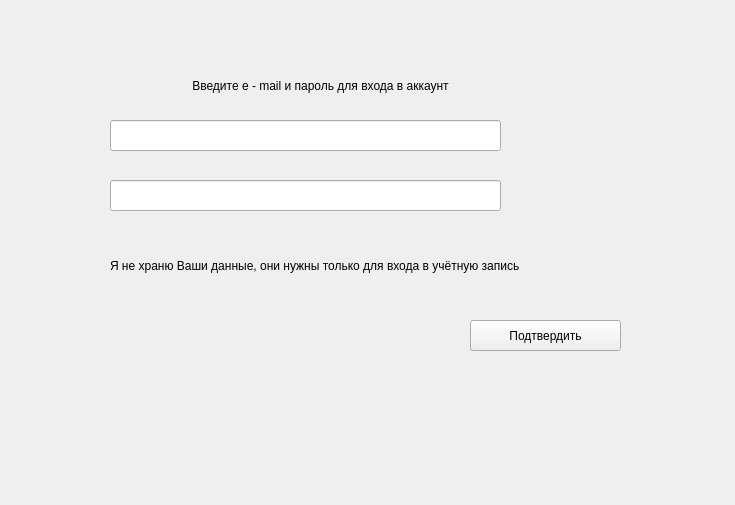
The window that registrate.ui (moiz303/google_downloader) describes before a commit, drawn with Qt 5.
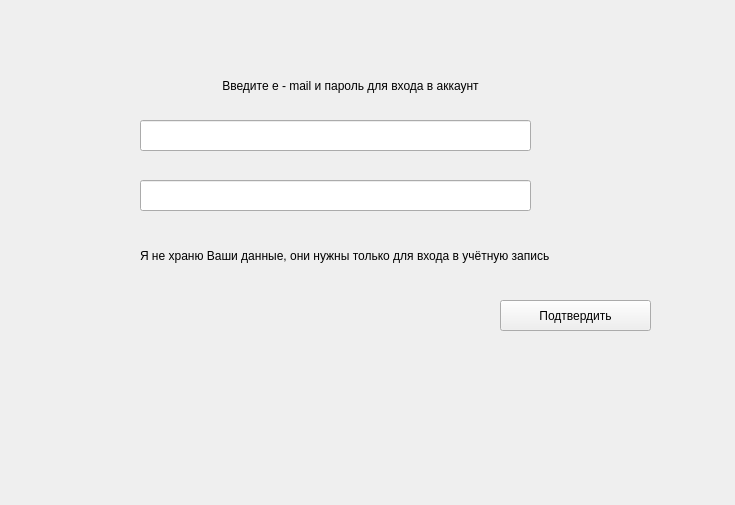
The same window after the commit.

```diff
--- a/registrate.ui
+++ b/registrate.ui
@@ -16,7 +16,7 @@
   <widget class="QLabel" name="label">
    <property name="geometry">
     <rect>
-     <x>110</x>
+     <x>140</x>
      <y>70</y>
      <width>421</width>
      <height>31</height>
@@ -32,8 +32,8 @@
   <widget class="QPushButton" name="confirm">
    <property name="geometry">
     <rect>
-     <x>470</x>
-     <y>320</y>
+     <x>500</x>
+     <y>300</y>
      <width>151</width>
      <height>31</height>
     </rect>
@@ -48,7 +48,7 @@
   <widget class="QLineEdit" name="mail">
    <property name="geometry">
     <rect>
-     <x>110</x>
+     <x>140</x>
      <y>120</y>
      <width>391</width>
      <height>31</height>
@@ -64,7 +64,7 @@
   <widget class="QLineEdit" name="password">
    <property name="geometry">
     <rect>
-     <x>110</x>
+     <x>140</x>
      <y>180</y>
      <width>391</width>
      <height>31</height>
@@ -77,8 +77,8 @@
   <widget class="QLabel" name="label_2">
    <property name="geometry">
     <rect>
-     <x>110</x>
-     <y>250</y>
+     <x>140</x>
+     <y>240</y>
      <width>431</width>
      <height>31</height>
     </rect>
@@ -90,10 +90,10 @@
   <widget class="QLabel" name="logo">
    <property name="geometry">
     <rect>
-     <x>90</x>
-     <y>380</y>
-     <width>571</width>
-     <height>81</height>
+     <x>70</x>
+     <y>360</y>
+     <width>651</width>
+     <height>121</height>
     </rect>
    </property>
    <property name="text">
```
